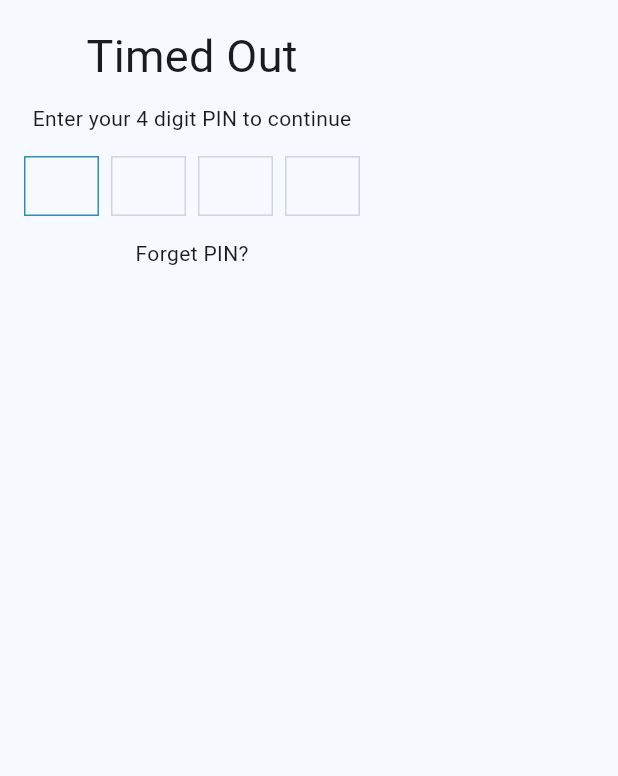
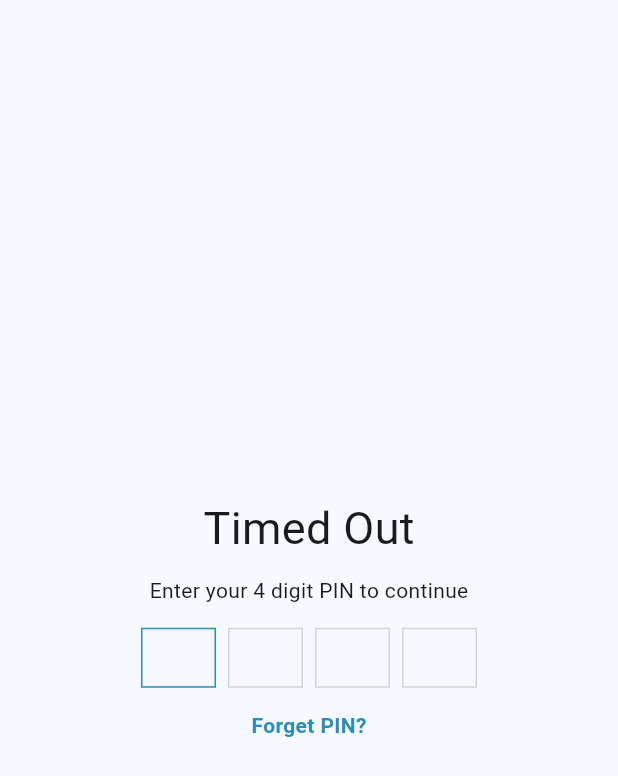
Before and after one commit to kest-cloud/demoappintern, a Flutter app: the PinScreen screen opened by its route, on a phone screen of 412 x 824 dp. Shown: the top 776 px of the screen. Run offline on Flutter 3.47's test engine with Material 3 defaults, Android fonts, the phone set to English and light mode, and no system bars; drawn by our look-alikes of pinput; our stand-ins replace flutter_svg.

Commit message:
Center the content

```diff
--- a/lib/features/screens/authScreen/transaction_pin/pin_screen.dart
+++ b/lib/features/screens/authScreen/transaction_pin/pin_screen.dart
@@ -18,34 +18,70 @@ class _PinScreenState extends State<PinScreen> {
   @override
   Widget build(BuildContext context) {
     return Scaffold(
-      body: SafeArea(child: Column(children: [
-          pinSection()
-      ],)),
+      body: SafeArea(
+        child: Column(
+          mainAxisAlignment: MainAxisAlignment.center,
+          children: [pinSection()],
+        ),
+      ),
     );
   }
 
-  Widget pinSection(){
+  Widget pinSection() {
     return Padding(
       padding: const EdgeInsets.all(16),
       child: Column(
         mainAxisAlignment: MainAxisAlignment.center,
         children: [
-          Text('Timed Out', style: TextStyle(fontSize: 30),),
-          const SizedBox(height: 10,),
+          Text('Timed Out', style: TextStyle(fontSize: 30)),
+          const SizedBox(height: 10),
           Text('Enter your 4 digit PIN to continue'),
-          const SizedBox(height: 15,),
-          Pinput(
-            controller: pinCtrl,
-            length: 4,
-            autofocus: true,
-            onCompleted: (pin){context.read<AuthProvider>().validatePin(context, pin);},
-            defaultPinTheme: PinTheme(height: 40, width: 50, decoration: BoxDecoration(border: Border.all(color: AppColors.greyBorder))),
-            focusedPinTheme: PinTheme(height: 40, width: 50, decoration: BoxDecoration(border: Border.all(color: AppColors.primary))),
-            errorPinTheme: PinTheme(height: 40, width: 50, decoration: BoxDecoration(border: Border.all(color: AppColors.error))),
+          const SizedBox(height: 15),
+          Center(
+            child: Pinput(
+              controller: pinCtrl,
+              length: 4,
+              autofocus: true,
+              onCompleted: (pin) {
+                context.read<AuthProvider>().validatePin(context, pin);
+              },
+              defaultPinTheme: PinTheme(
+                height: 40,
+                width: 50,
+                decoration: BoxDecoration(
+                  border: Border.all(color: AppColors.greyBorder),
+                ),
+              ),
+              focusedPinTheme: PinTheme(
+                height: 40,
+                width: 50,
+                decoration: BoxDecoration(
+                  border: Border.all(color: AppColors.primary),
+                ),
+              ),
+              errorPinTheme: PinTheme(
+                height: 40,
+                width: 50,
+                decoration: BoxDecoration(
+                  border: Border.all(color: AppColors.error),
+                ),
+              ),
+            ),
           ),
 
-          const SizedBox(height: 15,),
-          InkWell(onTap:  (){Navigator.pushNamed(context, AppRoutes.resetPin);}, child: Text('Forget PIN?'))
+          const SizedBox(height: 15),
+          InkWell(
+            onTap: () {
+              Navigator.pushNamed(context, AppRoutes.resetPin);
+            },
+            child: Text(
+              'Forget PIN?',
+              style: TextStyle(
+                color: AppColors.primary,
+                fontWeight: FontWeight.bold,
+              ),
+            ),
+          ),
         ],
       ),
     );
```
